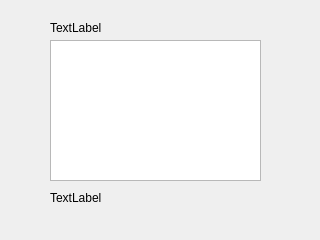
Above: mainwindow.ui from rochford/cutefootball before the change. Below: the same form after it.
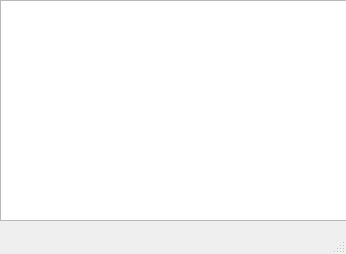
That is the form after the change. Icons and pictures are not drawn.

Commit message:
Status bar used for teams, score, time information
Status bar used for teams, score, time information. changes to the
ScreenGraphics class.

view only centers on ball when the ball moves.

Seems to be much faster gameplay now. Needs testing on mobile
phones.

```diff
--- a/mainwindow.ui
+++ b/mainwindow.ui
@@ -6,8 +6,8 @@
    <rect>
     <x>0</x>
     <y>0</y>
-    <width>320</width>
-    <height>240</height>
+    <width>346</width>
+    <height>254</height>
    </rect>
   </property>
   <property name="windowTitle">
@@ -21,10 +21,10 @@
    <widget class="QGraphicsView" name="m_graphicsView">
     <property name="geometry">
      <rect>
-      <x>50</x>
-      <y>40</y>
-      <width>211</width>
-      <height>141</height>
+      <x>0</x>
+      <y>0</y>
+      <width>351</width>
+      <height>221</height>
      </rect>
     </property>
     <property name="sizePolicy">
@@ -40,38 +40,6 @@
      <enum>Qt::ScrollBarAlwaysOff</enum>
     </property>
    </widget>
-   <widget class="QLabel" name="label">
-    <property name="geometry">
-     <rect>
-      <x>50</x>
-      <y>20</y>
-      <width>62</width>
-      <height>16</height>
-     </rect>
-    </property>
-    <property name="text">
-     <string>TextLabel</string>
-    </property>
-   </widget>
-   <widget class="QLabel" name="label_2">
-    <property name="geometry">
-     <rect>
-      <x>50</x>
-      <y>190</y>
-      <width>62</width>
-      <height>16</height>
-     </rect>
-    </property>
-    <property name="sizePolicy">
-     <sizepolicy hsizetype="Preferred" vsizetype="Fixed">
-      <horstretch>0</horstretch>
-      <verstretch>0</verstretch>
-     </sizepolicy>
-    </property>
-    <property name="text">
-     <string>TextLabel</string>
-    </property>
-   </widget>
   </widget>
   <widget class="QMenuBar" name="menubar">
    <property name="enabled">
@@ -86,6 +54,7 @@
     </rect>
    </property>
   </widget>
+  <widget class="QStatusBar" name="statusBar"/>
   <action name="actionSingleGame">
    <property name="text">
     <string>Single Game</string>
```
Left out of the diff: 4 changed lines with no effect on the pictures. The commit also changes 22 other files.
